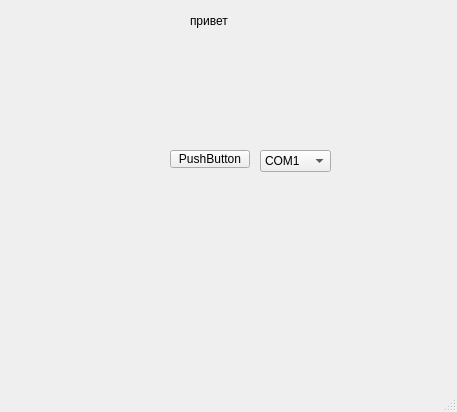
The window that qt_modbus_stend/stend_main_window.ui (akrabatt/qt_modbus_stend) describes before a commit, drawn with Qt 5.
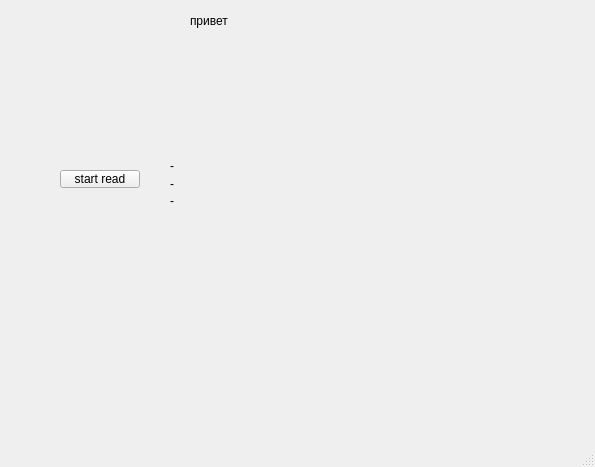
The same window after the commit.

```diff
--- a/qt_modbus_stend/stend_main_window.ui
+++ b/qt_modbus_stend/stend_main_window.ui
@@ -6,8 +6,8 @@
    <rect>
     <x>0</x>
     <y>0</y>
-    <width>457</width>
-    <height>412</height>
+    <width>595</width>
+    <height>467</height>
    </rect>
   </property>
   <property name="windowTitle">
@@ -27,54 +27,52 @@
      <string>привет</string>
     </property>
    </widget>
-   <widget class="QComboBox" name="com_box">
+   <widget class="QPushButton" name="button_read">
     <property name="geometry">
      <rect>
-      <x>260</x>
-      <y>150</y>
-      <width>71</width>
-      <height>22</height>
-     </rect>
-    </property>
-    <item>
-     <property name="text">
-      <string>COM1</string>
-     </property>
-    </item>
-    <item>
-     <property name="text">
-      <string>COM2</string>
-     </property>
-    </item>
-    <item>
-     <property name="text">
-      <string>COM3</string>
-     </property>
-    </item>
-    <item>
-     <property name="text">
-      <string>OCM4</string>
-     </property>
-    </item>
-    <item>
-     <property name="text">
-      <string>COM5</string>
-     </property>
-    </item>
-   </widget>
-   <widget class="QPushButton" name="button_start_send_message">
-    <property name="geometry">
-     <rect>
-      <x>170</x>
-      <y>150</y>
+      <x>60</x>
+      <y>170</y>
       <width>80</width>
       <height>18</height>
      </rect>
     </property>
     <property name="text">
-     <string>PushButton</string>
+     <string>start read</string>
     </property>
    </widget>
+   <widget class="QWidget" name="">
+    <property name="geometry">
+     <rect>
+      <x>170</x>
+      <y>160</y>
+      <width>39</width>
+      <height>46</height>
+     </rect>
+    </property>
+    <layout class="QVBoxLayout" name="verticalLayout">
+     <item>
+      <widget class="QLabel" name="label_2">
+       <property name="text">
+        <string>-</string>
+       </property>
+      </widget>
+     </item>
+     <item>
+      <widget class="QLabel" name="label_3">
+       <property name="text">
+        <string>-</string>
+       </property>
+      </widget>
+     </item>
+     <item>
+      <widget class="QLabel" name="label_4">
+       <property name="text">
+        <string>-</string>
+       </property>
+      </widget>
+     </item>
+    </layout>
+   </widget>
   </widget>
   <widget class="QMenuBar" name="menubar">
    <property name="geometry">
```
Left out of the diff: 2 changed lines with no effect on the pictures.
